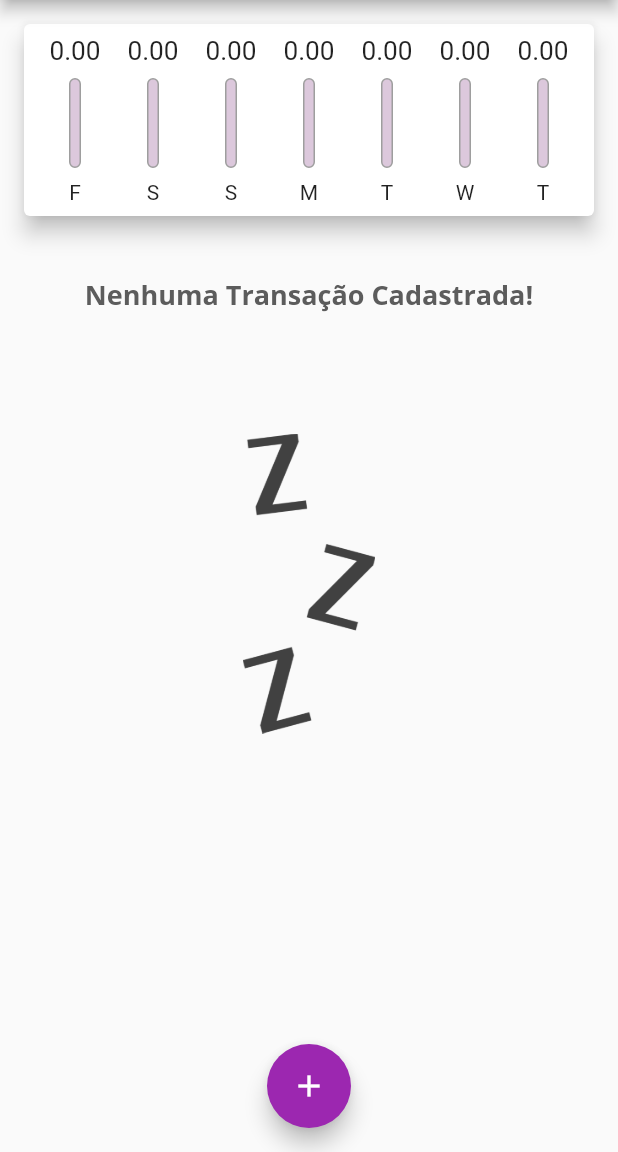
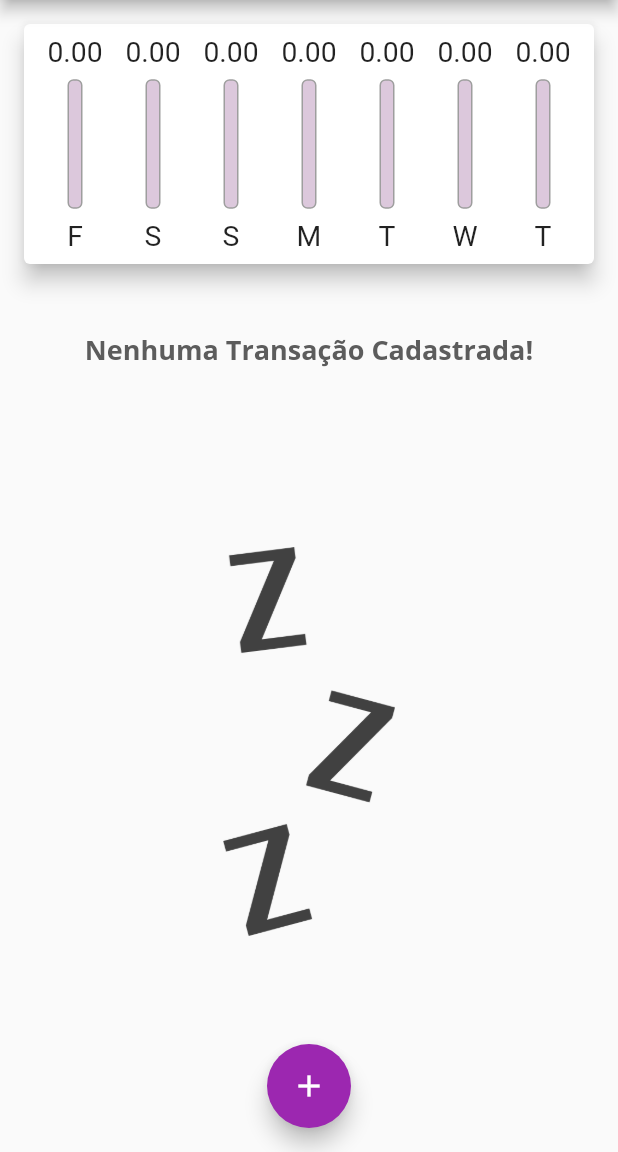
Before and after one commit to AntonioMarcosRosa/cod3r_course-expenses_app, a Flutter app: the screen it shows after launch, on a phone screen of 412 x 824 dp, the part 84-1236 px from its top. Run offline on Flutter 3.47's test engine with Material 2 defaults, Android fonts, the phone set to English and light mode, and no system bars.

Commit message:
Working with Responsive and adaptavive

```diff
--- a/lib/components/chart_bar.dart
+++ b/lib/components/chart_bar.dart
@@ -9,22 +9,24 @@ class ChartBar extends StatelessWidget {
 
   @override
   Widget build(BuildContext context) {
+    return LayoutBuilder(
+      builder: (ctx, constraints) {
         return Column(
           children: [
             SizedBox(
-          height: 20,
+              height: constraints.maxHeight * 0.15,
               child: FittedBox(
                 child: Text(
                   value!.toStringAsFixed(2),
                 ),
               ),
             ),
-        const SizedBox(
-          height: 8,
+            SizedBox(
+              height: constraints.maxHeight * 0.05,
             ),
             SizedBox(
-          height: 60,
-          width: 8,
+              height: constraints.maxHeight * 0.6,
+              width: 10,
               child: Stack(
                 alignment: Alignment.bottomCenter,
                 children: [
@@ -48,11 +50,16 @@ class ChartBar extends StatelessWidget {
                 ],
               ),
             ),
-        const SizedBox(
-          height: 8,
+            SizedBox(
+              height: constraints.maxHeight * 0.05,
             ),
-        Text(label!),
+            SizedBox(
+              height: constraints.maxHeight * 0.15,
+              child: FittedBox(child: Text(label!)),
+            ),
           ],
+        );
+      },
     );
   }
 }
--- a/lib/components/transaction_form.dart
+++ b/lib/components/transaction_form.dart
@@ -44,7 +44,13 @@ class _TransactionFormState extends State<TransactionForm> {
 
   @override
   Widget build(BuildContext context) {
-    return Card(
+    return SingleChildScrollView(
+      padding: EdgeInsets.only(
+          top: 10,
+          right: 10,
+          left: 10,
+          bottom: 10 + MediaQuery.of(context).viewInsets.bottom),
+      child: Card(
         elevation: 6,
         child: Padding(
           padding: const EdgeInsets.all(8.0),
@@ -68,7 +74,7 @@ class _TransactionFormState extends State<TransactionForm> {
                 children: [
                   Expanded(
                     child: Text(_selectedDate != null
-                      ? DateFormat('d MMM y').format(_selectedDate!)
+                        ? DateFormat('d MMM y').format(_selectedDate)
                         : 'Nenhuma data selecionada!'),
                   ),
                   TextButton(
@@ -97,6 +103,7 @@ class _TransactionFormState extends State<TransactionForm> {
             )
           ]),
         ),
+      ),
     );
   }
 }
--- a/lib/components/transaction_list.dart
+++ b/lib/components/transaction_list.dart
@@ -10,27 +10,37 @@ class TransactionList extends StatelessWidget {
 
   @override
   Widget build(BuildContext context) {
+    return transactions.isEmpty
+        ? LayoutBuilder(
+            builder: (ctx, constraints) {
               return SizedBox(
-      height: 530,
-      child: transactions.isEmpty
-          ? Column(
+                width: double.infinity,
+                child: Column(
                   children: [
                     Container(
-                  margin: const EdgeInsets.only(top: 24),
+                      padding:
+                          EdgeInsets.only(top: constraints.maxHeight * 0.05),
+                      child: SizedBox(
+                        height: constraints.maxHeight * 0.10,
                         child: Text(
                           'Nenhuma Transação Cadastrada!',
                           style: Theme.of(context).textTheme.headline6,
                         ),
                       ),
+                    ),
                     Container(
-                  margin: const EdgeInsets.only(top: 80),
-                  height: 200,
+                      padding:
+                          EdgeInsets.only(top: constraints.maxHeight * 0.15),
+                      height: constraints.maxHeight * 0.6,
                       child: Image.asset(
                         'assets/images/waiting.png',
                         fit: BoxFit.cover,
                       ),
                     )
                   ],
+                ),
+              );
+            },
           )
         : ListView.builder(
             itemCount: transactions.length,
@@ -43,7 +53,19 @@ class TransactionList extends StatelessWidget {
                   horizontal: 6,
                 ),
                 child: ListTile(
-                    trailing: IconButton(
+                  trailing: MediaQuery.of(context).size.width > 480
+                      ? TextButton.icon(
+                          onPressed: () =>
+                              removeTransaction(transaction.id as String),
+                          icon: Icon(
+                            Icons.delete,
+                            color: Theme.of(context).errorColor,
+                          ),
+                          label: Text('Excluir',
+                              style: TextStyle(
+                                  color: Theme.of(context).errorColor)),
+                        )
+                      : IconButton(
                           icon: Icon(
                             Icons.delete,
                             color: Theme.of(context).errorColor,
@@ -76,7 +98,6 @@ class TransactionList extends StatelessWidget {
                   ),
                 ),
               );
-              }),
-    );
+            });
   }
 }
--- a/lib/main.dart
+++ b/lib/main.dart
@@ -1,3 +1,5 @@
+import 'dart:io';
+
 import 'package:flutter/material.dart';
 import 'components/chart.dart';
 import 'models/transaction.dart';
@@ -53,7 +55,7 @@ class MyHomePage extends StatefulWidget {
 
 class _MyHomePageState extends State<MyHomePage> {
   final List<Transaction> _transactions = [];
-
+  bool _showChart = false;
   List<Transaction> get _recentTransactions {
     return _transactions.where((tr) {
       return tr.date.isAfter(DateTime.now().subtract(
@@ -88,36 +90,63 @@ class _MyHomePageState extends State<MyHomePage> {
 
   _removeTransaction(String transactionId) {
     setState(() {
-      _transactions.removeWhere((transaction) =>transaction.id == transactionId);
+      _transactions
+          .removeWhere((transaction) => transaction.id == transactionId);
     });
   }
 
   @override
   Widget build(BuildContext context) {
-    return Scaffold(
-      appBar: AppBar(
+    final mediaQuery = MediaQuery.of(context);
+    bool isLandscape =
+        mediaQuery.orientation == Orientation.landscape;
+
+    final appBar = AppBar(
       title: const Text('Despesas Pessoais'),
       actions: [
+        if (isLandscape)
+          IconButton(
+              onPressed: () {
+                setState(() {
+                  _showChart = !_showChart;
+                });
+              },
+              icon: Icon(_showChart ? Icons.list : Icons.show_chart)),
         IconButton(
           onPressed: () => _openTransactionFormModal(context),
           icon: const Icon(Icons.add),
         )
       ],
-      ),
+    );
+
+    final availableHeight = mediaQuery.size.height -
+        appBar.preferredSize.height -
+        mediaQuery.padding.top;
+
+    return Scaffold(
+      appBar: appBar,
       body: SingleChildScrollView(
         child: Column(
           children: <Widget>[
+            if (_showChart || !isLandscape)
               SizedBox(
                 width: double.infinity,
+                child: SizedBox(
+                  height: availableHeight * (isLandscape ? 0.80 : 0.25),
                   child: Chart(_recentTransactions),
                 ),
+              ),
+            if (!_showChart || !isLandscape)
               Column(children: [
-              TransactionList(_transactions, _removeTransaction),
+                SizedBox(
+                  height: availableHeight * (isLandscape ? 1 : 0.75),
+                  child: TransactionList(_transactions, _removeTransaction),
+                ),
               ]),
           ],
         ),
       ),
-      floatingActionButton: FloatingActionButton(
+      floatingActionButton: Platform.isIOS ? Container() : FloatingActionButton(
         onPressed: () => _openTransactionFormModal(context),
         child: const Icon(Icons.add),
       ),
```
Lines whose indentation alone changed are shown as unchanged.
